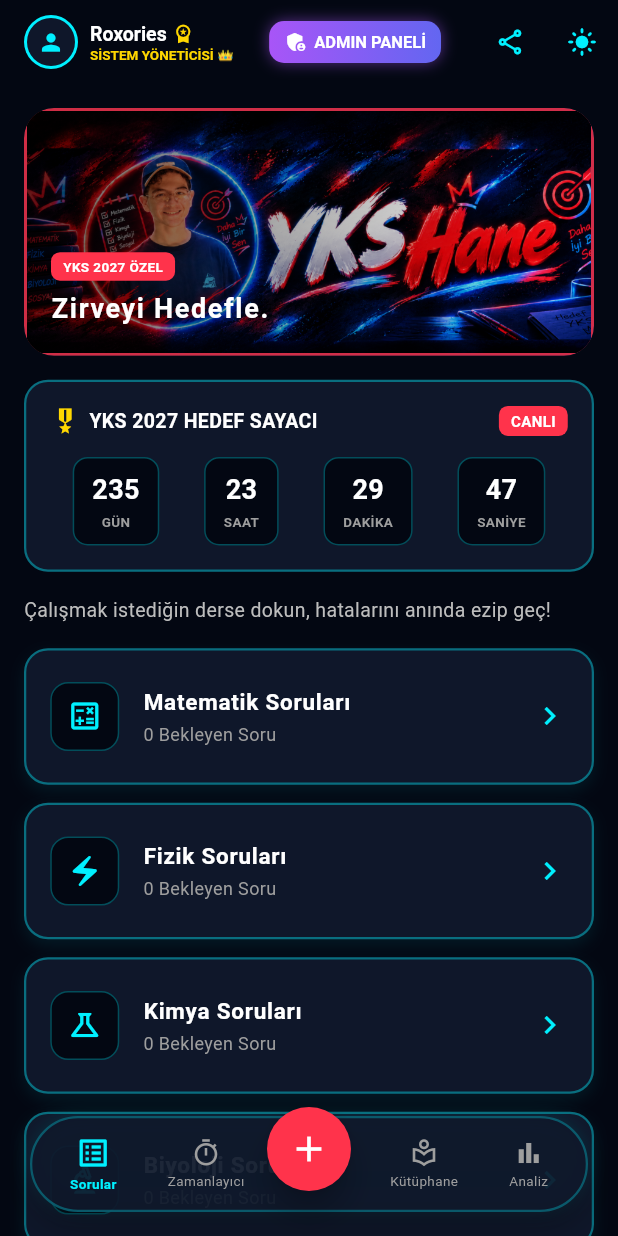
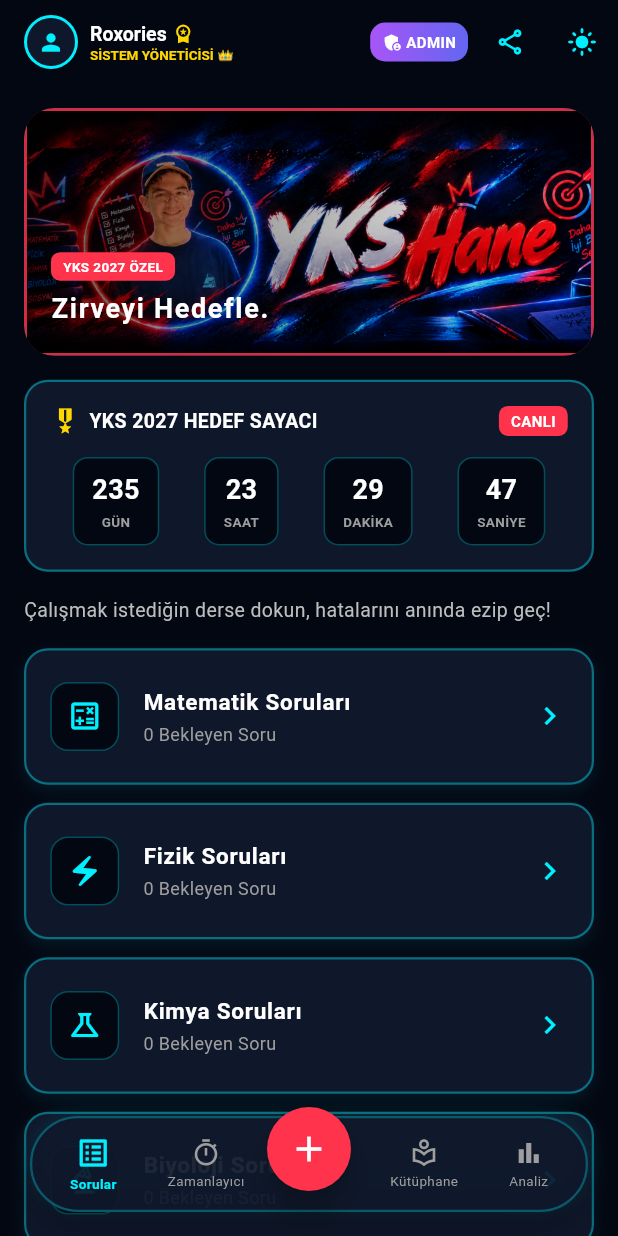
Before and after one commit to roxories-svg/yks-hane, a Flutter app: the screen it shows once a user with an empty profile is signed in, on a phone screen of 412 x 824 dp. Run offline on Flutter 3.47's test engine with Material 3 defaults, Android fonts, the light colour scheme and no system bars; our stand-ins replace cloud_firestore, firebase_auth, firebase_core, google_sign_in, image_picker, shared_preferences; accounts and stored records are empty.

Commit message:
Admin paneli guncellemesi

```diff
--- a/lib/main.dart
+++ b/lib/main.dart
@@ -209,8 +209,6 @@ class _AnaSayfaState extends State<AnaSayfa> {
   bool _basvuruYapildi = false;
 
   final String _adminUID = "Wbs67Nmf43gLQlf9U6n8Ju0xyJE3";
-
-  // roxories@gmail.com veya her durumda doğrudan admin yetkisi
   bool get _isAdmin => true;
 
   final Color _anaTemaMavi = const Color(0xFF00F0FF);
@@ -947,12 +945,11 @@ class _AnaSayfaState extends State<AnaSayfa> {
       appBar: AppBar(
         backgroundColor: Colors.transparent,
         elevation: 0,
-        title: Row(
-          children: [
-            InkWell(
+        title: InkWell(
           onTap: _profilDuzenleDialog,
           borderRadius: BorderRadius.circular(12),
           child: Row(
+            mainAxisSize: MainAxisSize.min,
             children: [
               CircleAvatar(
                 radius: 18,
@@ -966,8 +963,8 @@ class _AnaSayfaState extends State<AnaSayfa> {
                         backgroundColor: widget.isDarkMode
                             ? const Color(0xFF0F172A)
                             : Colors.grey[200],
-                            child: Icon(Icons.person,
-                                color: _anaTemaMavi, size: 18),
+                        child:
+                            Icon(Icons.person, color: _anaTemaMavi, size: 18),
                       )
                     : null,
               ),
@@ -987,28 +984,16 @@ class _AnaSayfaState extends State<AnaSayfa> {
                                 ? Colors.white
                                 : Colors.black87),
                       ),
-                          if (_isPremium || _isAdmin) ...[
                       const SizedBox(width: 4),
                       Icon(Icons.workspace_premium,
                           color: _premiumAltin, size: 14),
                     ],
-                        ],
-                      ),
-                      Text(
-                        _isAdmin
-                            ? "SİSTEM YÖNETİCİSİ 👑"
-                            : _isPremium
-                                ? "PREMIUM ÜYE 👑"
-                                : _basvuruYapildi
-                                    ? "BAŞVURU BEKLEMEDE ⏳"
-                                    : _aktifKullanici != null
-                                        ? "Bulut Senkronize"
-                                        : "YKS 1.Sİ",
+                  ),
+                  const Text(
+                    "SİSTEM YÖNETİCİSİ 👑",
                     style: TextStyle(
                         fontSize: 9,
-                            color: (_isPremium || _isAdmin)
-                                ? _premiumAltin
-                                : _anaTemaMavi,
+                        color: Color(0xFFFFD700),
                         fontWeight: FontWeight.bold),
                   ),
                 ],
@@ -1016,77 +1001,76 @@ class _AnaSayfaState extends State<AnaSayfa> {
             ],
           ),
         ),
-            const Spacer(),
-            // GARANTİ ADMIN BUTONU (KESİNLİKLE GÖRÜNECEK)
-            InkWell(
+        actions: [
+          // GARANTİ ADMIN BUTONU (ACTIONS ALANINDA - TAŞMA YAPMAZ)
+          Center(
+            child: Padding(
+              padding: const EdgeInsets.symmetric(horizontal: 4.0),
+              child: InkWell(
                 onTap: _adminPaneliAc,
-              borderRadius: BorderRadius.circular(12),
+                borderRadius: BorderRadius.circular(10),
                 child: Container(
                   padding:
-                    const EdgeInsets.symmetric(horizontal: 10, vertical: 6),
+                      const EdgeInsets.symmetric(horizontal: 8, vertical: 6),
                   decoration: BoxDecoration(
                     gradient: const LinearGradient(
                       colors: [Color(0xFFA855F7), Color(0xFF6366F1)],
                     ),
                     borderRadius: BorderRadius.circular(10),
-                  boxShadow: [
-                    BoxShadow(
-                      color: const Color(0xFFA855F7).withOpacity(0.5),
-                      blurRadius: 8,
-                    )
-                  ],
                   ),
                   child: Row(
                     children: const [
                       Icon(Icons.admin_panel_settings,
-                        color: Colors.white, size: 16),
-                    SizedBox(width: 4),
+                          color: Colors.white, size: 14),
+                      SizedBox(width: 2),
                       Text(
-                      "ADMIN PANELİ",
+                        "ADMIN",
                         style: TextStyle(
                           color: Colors.white,
                           fontWeight: FontWeight.bold,
-                        fontSize: 11,
-                      ),
-                    ),
-                  ],
-                ),
-              ),
-            ),
-            const SizedBox(width: 6),
-            if (kIsWeb) ...[
-              InkWell(
+                          fontSize: 10,
+                        ),
+                      ),
+                    ],
+                  ),
+                ),
+              ),
+            ),
+          ),
+          if (kIsWeb)
+            Center(
+              child: Padding(
+                padding: const EdgeInsets.symmetric(horizontal: 4.0),
+                child: InkWell(
                   onTap: _apkIndir,
-                borderRadius: BorderRadius.circular(12),
+                  borderRadius: BorderRadius.circular(10),
                   child: Container(
                     padding:
                         const EdgeInsets.symmetric(horizontal: 8, vertical: 6),
                     decoration: BoxDecoration(
                       color: const Color(0xFF10B981).withOpacity(0.2),
-                    borderRadius: BorderRadius.circular(12),
+                      borderRadius: BorderRadius.circular(10),
                       border:
-                        Border.all(color: const Color(0xFF10B981), width: 1.2),
+                          Border.all(color: const Color(0xFF10B981), width: 1),
                     ),
                     child: Row(
                       children: const [
-                      Icon(Icons.android, color: Color(0xFF10B981), size: 15),
-                      SizedBox(width: 4),
+                        Icon(Icons.android, color: Color(0xFF10B981), size: 14),
+                        SizedBox(width: 2),
                         Text(
-                        "Mobil İndir",
+                          "APK",
                           style: TextStyle(
                             color: Color(0xFF10B981),
                             fontWeight: FontWeight.bold,
-                          fontSize: 11,
-                        ),
-                      ),
-                    ],
-                  ),
-                ),
-              ),
-            ],
-          ],
-        ),
-        actions: [
+                            fontSize: 10,
+                          ),
+                        ),
+                      ],
+                    ),
+                  ),
+                ),
+              ),
+            ),
           IconButton(
             icon: Icon(Icons.share_outlined, color: _anaTemaMavi, size: 20),
             onPressed: _paylasimEkraniAc,
```
Lines whose indentation alone changed are shown as unchanged.
